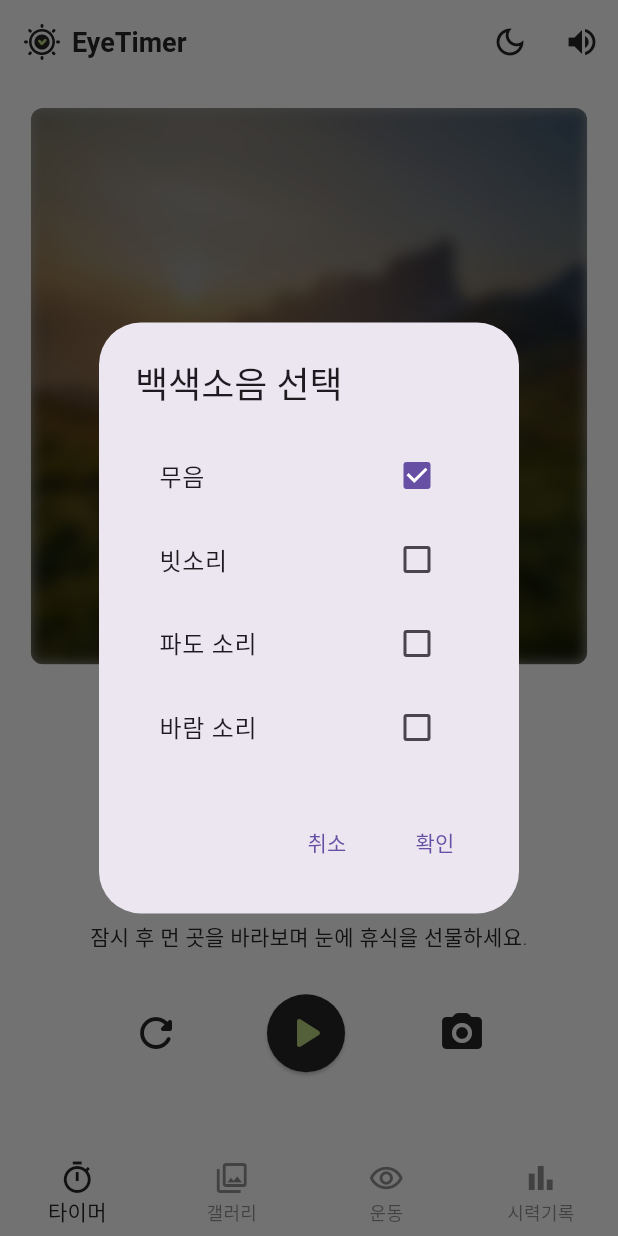
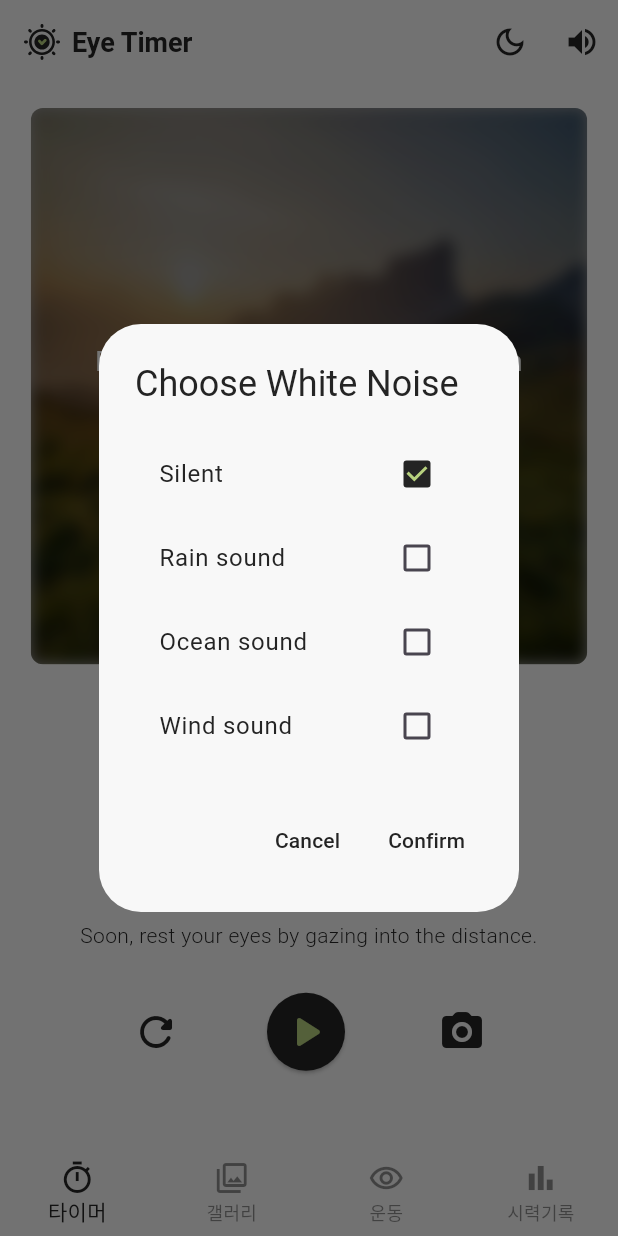
Before and after one commit to JungSeunghun/eyetimer, a Flutter app: the screen it shows after launch, after a tap on the "volume up" icon, on a phone screen of 412 x 824 dp. Run offline on Flutter 3.47's test engine with Material 3 defaults, Android fonts, the phone set to English and light mode, and no system bars; our stand-ins replace audio_service, camera, easy_localization, flutter_local_notifications, flutter_svg, go_router and 5 more; missing offline and left inert: flame, flutter_foreground_task, google_mlkit_commons, google_mlkit_face_detection; accounts and stored records are empty; Roboto replaces fonts that are missing (KoPubWorld).

Commit message:
다국어 적용중

```diff
--- a/lib/components/custom_app_bar.dart
+++ b/lib/components/custom_app_bar.dart
@@ -2,6 +2,7 @@ import 'package:flutter/material.dart';
 import 'package:flutter_svg/flutter_svg.dart';
 import 'package:provider/provider.dart';
 import 'package:shared_preferences/shared_preferences.dart';
+import 'package:easy_localization/easy_localization.dart';
 import '../providers/dark_mode_notifier.dart';
 
 class CustomAppBar extends StatelessWidget implements PreferredSizeWidget {
@@ -12,15 +13,21 @@ class CustomAppBar extends StatelessWidget implements PreferredSizeWidget {
 
   Future<void> _showWhiteNoiseDialog(BuildContext context) async {
     final prefs = await SharedPreferences.getInstance();
-    // 다이얼로그 함수 시작 시 한 번만 초기화: 없으면 기본 무음(빈 문자열)
+    // 다이얼로그 시작 시 한 번만 초기화: 없으면 기본 무음(빈 문자열)
     String selected = prefs.getString('white_noise_asset') ?? '';
     // 옵션 목록: label과 asset 경로 (무음은 빈 문자열)
     final options = [
-      {'label': '무음', 'asset': ''},
-      {'label': '빗소리', 'asset': 'assets/sounds/rain.mp3'},
-      {'label': '파도 소리', 'asset': 'assets/sounds/ocean.mp3'},
-      {'label': '바람 소리', 'asset': 'assets/sounds/wind.mp3'},
+      {'label': 'white_noise_silent'.tr(), 'asset': ''},
+      {'label': 'white_noise_rain'.tr(), 'asset': 'assets/sounds/rain.mp3'},
+      {'label': 'white_noise_ocean'.tr(), 'asset': 'assets/sounds/ocean.mp3'},
+      {'label': 'white_noise_wind'.tr(), 'asset': 'assets/sounds/wind.mp3'},
     ];
+
+    // 다이얼로그에 적용할 테마 색상 가져오기
+    final theme = Theme.of(context);
+    final backgroundColor = theme.scaffoldBackgroundColor;
+    final textColor = theme.textTheme.bodyMedium?.color ?? Colors.black;
+    final primaryColor = theme.primaryColor;
 
     await showDialog(
       context: context,
@@ -29,7 +36,11 @@ class CustomAppBar extends StatelessWidget implements PreferredSizeWidget {
         return StatefulBuilder(
           builder: (context, setState) {
             return AlertDialog(
-              title: const Text("백색소음 선택"),
+              backgroundColor: backgroundColor,
+              title: Text(
+                "white_noise_select".tr(),
+                style: TextStyle(color: textColor),
+              ),
               content: SingleChildScrollView(
                 child: Column(
                   mainAxisSize: MainAxisSize.min,
@@ -38,7 +49,9 @@ class CustomAppBar extends StatelessWidget implements PreferredSizeWidget {
                     final label = option['label']!;
                     final isSelected = selected == asset;
                     return CheckboxListTile(
-                      title: Text(label),
+                      activeColor: textColor,
+                      checkColor: primaryColor,
+                      title: Text(label, style: TextStyle(color: textColor)),
                       value: isSelected,
                       onChanged: (bool? value) {
                         setState(() {
@@ -53,14 +66,14 @@ class CustomAppBar extends StatelessWidget implements PreferredSizeWidget {
               actions: [
                 TextButton(
                   onPressed: () => Navigator.pop(context),
-                  child: const Text("취소"),
+                  child: Text("cancel".tr(), style: TextStyle(color: textColor)),
                 ),
                 TextButton(
                   onPressed: () async {
                     await prefs.setString('white_noise_asset', selected);
                     Navigator.pop(context);
                   },
-                  child: const Text("확인"),
+                  child: Text("confirm".tr(), style: TextStyle(color: textColor)),
                 ),
               ],
             );
@@ -97,7 +110,7 @@ class CustomAppBar extends StatelessWidget implements PreferredSizeWidget {
             ),
             const SizedBox(width: 8),
             Text(
-              'EyeTimer',
+              'eye_timer'.tr(), // 번역 키: JSON에 "eye_timer": "Eye Timer" / "아이 타이머" 등으로 등록
               style: TextStyle(
                 fontSize: 18,
                 fontWeight: FontWeight.w600,
--- a/lib/eye_timer_app.dart
+++ b/lib/eye_timer_app.dart
@@ -1,3 +1,4 @@
+import 'package:easy_localization/easy_localization.dart';
 import 'package:flutter/material.dart';
 import 'package:go_router/go_router.dart';
 import 'package:provider/provider.dart';
@@ -105,9 +106,13 @@ class _EyeTimerAppState extends State<EyeTimerApp>
 
         return MaterialApp.router(
           routerConfig: _router,
-          theme: interpolatedTheme, // 애니메이션 적용된 테마
+          title: 'Eye Timer',
+          theme: interpolatedTheme,
           darkTheme: _buildTheme(isDarkMode: true),
           themeMode: darkModeNotifier.isDarkMode ? ThemeMode.dark : ThemeMode.light,
+          locale: context.locale,
+          supportedLocales: context.supportedLocales,
+          localizationsDelegates: context.localizationDelegates,
         );
       },
     );
--- a/lib/features/home/components/duration_picker_dialog.dart
+++ b/lib/features/home/components/duration_picker_dialog.dart
@@ -1,4 +1,5 @@
 import 'package:flutter/material.dart';
+import 'package:easy_localization/easy_localization.dart';
 
 class DurationPickerDialog extends StatefulWidget {
   final Duration focusDuration;
@@ -38,16 +39,16 @@ class _DurationPickerDialogState extends State<DurationPickerDialog> {
     final backgroundColor = theme.scaffoldBackgroundColor; // AlertDialog 기본 배경색
 
     return AlertDialog(
-      backgroundColor: backgroundColor, // ✅ 배경색 적용
+      backgroundColor: backgroundColor,
       title: Text(
-        '시간 설정',
-        style: TextStyle(color: textColor), // ✅ 제목 색상 적용
+        'dialog_title'.tr(),
+        style: TextStyle(color: textColor),
       ),
       content: Column(
         mainAxisSize: MainAxisSize.min,
         children: [
           _buildAdjustRow(
-            label: '집중 시간',
+            label: 'focus_time_label'.tr(),
             minutes: focusMinutes,
             seconds: focusSeconds,
             onMinutesChanged: (value) => setState(() => focusMinutes = value),
@@ -56,7 +57,7 @@ class _DurationPickerDialogState extends State<DurationPickerDialog> {
           ),
           const SizedBox(height: 16),
           _buildAdjustRow(
-            label: '쉬는 시간',
+            label: 'break_time_label'.tr(),
             minutes: breakMinutes,
             seconds: breakSeconds,
             onMinutesChanged: (value) => setState(() => breakMinutes = value),
@@ -69,8 +70,8 @@ class _DurationPickerDialogState extends State<DurationPickerDialog> {
         TextButton(
           onPressed: () => Navigator.pop(context),
           child: Text(
-            '취소',
-            style: TextStyle(color: textColor), // ✅ 버튼 색상 적용
+            'cancel'.tr(),
+            style: TextStyle(color: textColor),
           ),
         ),
         TextButton(
@@ -82,8 +83,8 @@ class _DurationPickerDialogState extends State<DurationPickerDialog> {
             Navigator.pop(context);
           },
           child: Text(
-            '확인',
-            style: TextStyle(color: textColor), // ✅ 버튼 색상 적용
+            'confirm'.tr(),
+            style: TextStyle(color: textColor),
           ),
         ),
       ],
@@ -96,31 +97,31 @@ class _DurationPickerDialogState extends State<DurationPickerDialog> {
     required int seconds,
     required Function(int) onMinutesChanged,
     required Function(int) onSecondsChanged,
-    required Color textColor, // ✅ 텍스트 색상 추가
+    required Color textColor,
   }) {
     return Column(
       children: [
         Text(
           label,
-          style: TextStyle(fontSize: 18, fontWeight: FontWeight.bold, color: textColor), // ✅ 텍스트 색상 적용
+          style: TextStyle(fontSize: 18, fontWeight: FontWeight.bold, color: textColor),
         ),
         const SizedBox(height: 8),
         Row(
           mainAxisAlignment: MainAxisAlignment.spaceEvenly,
           children: [
             IconButton(
-              icon: Icon(Icons.remove, color: textColor), // ✅ 아이콘 색상 적용
+              icon: Icon(Icons.remove, color: textColor),
               onPressed: () {
                 if (minutes > 1) onMinutesChanged(minutes - 1);
               },
               splashRadius: 20,
             ),
             Text(
-              '$minutes 분',
-              style: TextStyle(fontSize: 18, color: textColor), // ✅ 텍스트 색상 적용
+              '$minutes ${'minute'.tr()}',
+              style: TextStyle(fontSize: 18, color: textColor),
             ),
             IconButton(
-              icon: Icon(Icons.add, color: textColor), // ✅ 아이콘 색상 적용
+              icon: Icon(Icons.add, color: textColor),
               onPressed: () {
                 if (minutes < 60) onMinutesChanged(minutes + 1);
               },
@@ -132,18 +133,18 @@ class _DurationPickerDialogState extends State<DurationPickerDialog> {
           mainAxisAlignment: MainAxisAlignment.spaceEvenly,
           children: [
             IconButton(
-              icon: Icon(Icons.remove, color: textColor), // ✅ 아이콘 색상 적용
+              icon: Icon(Icons.remove, color: textColor),
               onPressed: () {
                 if (seconds > 0) onSecondsChanged(seconds - 10);
               },
               splashRadius: 20,
             ),
             Text(
-              '$seconds 초',
-              style: TextStyle(fontSize: 18, color: textColor), // ✅ 텍스트 색상 적용
+              '$seconds ${'second'.tr()}',
+              style: TextStyle(fontSize: 18, color: textColor),
             ),
             IconButton(
-              icon: Icon(Icons.add, color: textColor), // ✅ 아이콘 색상 적용
+              icon: Icon(Icons.add, color: textColor),
               onPressed: () {
                 if (seconds < 50) onSecondsChanged(seconds + 10);
               },
--- a/lib/features/home/screens/home_screen.dart
+++ b/lib/features/home/screens/home_screen.dart
@@ -1,15 +1,17 @@
+import 'dart:async';
 import 'dart:io';
-import 'dart:async';
 import 'dart:isolate';
 import 'dart:ui';
+
 import 'package:audio_service/audio_service.dart';
+import 'package:easy_localization/easy_localization.dart';
 import 'package:flutter/material.dart';
+import 'package:flutter_foreground_task/flutter_foreground_task.dart';
 import 'package:flutter_local_notifications/flutter_local_notifications.dart';
 import 'package:image_picker/image_picker.dart';
 import 'package:path_provider/path_provider.dart';
 import 'package:provider/provider.dart';
 import 'package:shared_preferences/shared_preferences.dart';
-import 'package:flutter_foreground_task/flutter_foreground_task.dart';
 
 import '../../../audio_player_task.dart';
 import '../components/control_buttons.dart';
@@ -36,22 +38,13 @@ class HomeScreen extends StatefulWidget {
 }
 
 class _HomeScreenState extends State<HomeScreen> {
-  // UI용 텍스트 및 상수
-  final String focusModeText = '지금은 나를 위한 시간이에요.';
-  final String breakModeText = '잠깐 쉬면서 하늘을 올려다볼까요.';
-  final String noPhotosMessage =
-      '먼 곳의 풍경을 바라보며\n사진으로 기록해보세요.';
-  final String beforeStartText =
-      '잠시 후 먼 곳을 바라보며 눈에 휴식을 선물하세요.';
-
-  static const String focusTitle = '집중 시간';
-
+  // SharedPreferences 키
   static const String focusDurationMinutesKey = 'focusDuration_minutes';
   static const String focusDurationSecondsKey = 'focusDuration_seconds';
   static const String breakDurationMinutesKey = 'breakDuration_minutes';
   static const String breakDurationSecondsKey = 'breakDuration_seconds';
 
-  // 타이머 설정 (UI 표시용; 실제 타이머는 백그라운드에서 관리)
+  // 기본 타이머 값
   Duration focusDuration = const Duration(minutes: 20);
   Duration breakDuration = const Duration(minutes: 5);
   Duration currentDuration = const Duration(minutes: 20);
@@ -70,7 +63,7 @@ class _HomeScreenState extends State<HomeScreen> {
   StreamSubscription<dynamic>? _taskDataSubscription;
   late ReceivePort _receivePort;
 
-  AudioHandler? _audioHandler; // AudioHandler를 저장할 변수
+  AudioHandler? _audioHandler;
 
   @override
   void initState() {
@@ -78,11 +71,9 @@ class _HomeScreenState extends State<HomeScreen> {
     _loadDurations();
     _loadTodayPhotos();
 
-    // ReceivePort 생성 및 등록
     _receivePort = ReceivePort();
     IsolateNameServer.registerPortWithName(_receivePort.sendPort, "timer_port");
 
-    // 백그라운드 태스크에서 보내는 데이터를 수신하여 타이머 UI 업데이트
     _taskDataSubscription = _receivePort.listen((data) {
       if (data is int) {
         setState(() {
@@ -97,7 +88,7 @@ class _HomeScreenState extends State<HomeScreen> {
     _taskDataSubscription?.cancel();
     IsolateNameServer.removePortNameMapping("timer_port");
     FlutterForegroundTask.stopService();
-    _stopWhiteNoise(); // 정지 시 _audioHandler를 null로 설정하지 않음
+    _stopWhiteNoise();
     super.dispose();
   }
 
@@ -131,7 +122,11 @@ class _HomeScreenState extends State<HomeScreen> {
     });
     for (var photo in todayPhotos) {
       precacheImage(
-        ResizeImage(FileImage(File(photo.filePath)), width: 512, height: 512),
+        ResizeImage(
+          FileImage(File(photo.filePath)),
+          width: 512,
+          height: 512,
+        ),
         context,
       );
     }
@@ -152,20 +147,20 @@ class _HomeScreenState extends State<HomeScreen> {
         final File tempFile = File(photo.path);
         await tempFile.copy(newPath);
 
-        // Memo 입력 스크린으로 전환하여 메모 입력받기
         final memo = await Navigator.push<String?>(
           context,
           MaterialPageRoute(
-            builder: (context) => MemoInputScreen(
-              photoPath: newPath,
-            ),
+            builder: (context) => MemoInputScreen(photoPath: newPath),
           ),
         );
 
-        final photoProvider =
-        Provider.of<PhotoProvider>(context, listen: false);
+        final photoProvider = Provider.of<PhotoProvider>(context, listen: false);
         final newPhoto = Photo(
-            id: null, filePath: newPath, timestamp: timestamp, memo: memo);
+          id: null,
+          filePath: newPath,
+          timestamp: timestamp,
+          memo: memo,
+        );
         await _photoService.savePhoto(newPath, timestamp, memo);
         photoProvider.addPhoto(newPhoto);
         await photoProvider.loadAllPhotos();
@@ -175,21 +170,20 @@ class _HomeScreenState extends State<HomeScreen> {
     }
   }
 
-  String _getWhiteNoiseTitle(String assetPath) {
-    if (assetPath.contains('rain')) return '빗소리';
-    if (assetPath.contains('ocean')) return '파도 소리';
-    if (assetPath.contains('wind')) return '바람 소리';
-    return '백색소음';
+  // 백색소음 제목도 번역 키를 사용하도록 변경 (BuildContext 전달)
+  String _getWhiteNoiseTitle(BuildContext context, String assetPath) {
+    if (assetPath.contains('rain')) return 'white_noise_rain'.tr();
+    if (assetPath.contains('ocean')) return 'white_noise_ocean'.tr();
+    if (assetPath.contains('wind')) return 'white_noise_wind'.tr();
+    return 'white_noise_default'.tr();
   }
 
-  Future<void> _startWhiteNoise() async {
+  Future<void> _startWhiteNoise(BuildContext context) async {
     final prefs = await SharedPreferences.getInstance();
     final assetPath = prefs.getString('white_noise_asset') ?? '';
     if (assetPath.isEmpty) {
-      // 무음 선택 시 재생하지 않음
       return;
     }
-    // _audioHandler가 null인 경우에만 AudioService를 초기화합니다.
     if (_audioHandler == null) {
       _audioHandler = await AudioService.init(
         builder: () => MyAudioHandler(),
@@ -202,21 +196,17 @@ class _HomeScreenState extends State<HomeScreen> {
         ),
       );
     }
-    // 현재 _audioHandler에 설정된 MediaItem을 확인합니다.
     final currentMediaItem = _audioHandler!.mediaItem.value;
-    // 만약 현재 MediaItem이 없거나, asset 경로가 다르면 새 MediaItem으로 업데이트합니다.
     if (currentMediaItem == null || currentMediaItem.id != assetPath) {
       final mediaItem = MediaItem(
-        id: assetPath, // 예: "assets/sounds/rain.mp3"
+        id: assetPath,
         album: "White Noise",
-        title: _getWhiteNoiseTitle(assetPath),
+        title: _getWhiteNoiseTitle(context, assetPath),
       );
       await _audioHandler!.updateMediaItem(mediaItem);
     }
-    // play() 호출: 일시정지 상태라면 기존 위치에서 재생되고, 정지 후에는 처음부터 재생됩니다.
     await _audioHandler!.play();
   }
-
 
   Future<void> _pauseWhiteNoise() async {
     if (_audioHandler != null &&
@@ -239,19 +229,21 @@ class _HomeScreenState extends State<HomeScreen> {
     }
   }
 
+  // _getNotificationMessage 함수는 번역 키를 이용하여 메시지를 반환합니다.
   String _getNotificationMessage(Duration duration) {
-    final minutes = duration.inMinutes;
-    final seconds = duration.inSeconds % 60;
-    return (seconds > 0)
-        ? '$minutes분 $seconds초 뒤, 눈이 편안해질 수 있도록 알려드릴게요.'
-        : '$minutes분 뒤, 눈이 편안해질 수 있도록 알려드릴게요.';
+    final minutes = duration.inMinutes.toString();
+    final seconds = (duration.inSeconds % 60).toString();
+    if (int.parse(seconds) > 0) {
+      return 'notification_template_with_seconds'.tr(args: [minutes, seconds]);
+    } else {
+      return 'notification_template_without_seconds'.tr(args: [minutes]);
+    }
   }
 
-  // Foreground Service 시작
   void _startForegroundService() async {
     if (isServiceRunning) return;
     await FlutterForegroundTask.startService(
-      notificationTitle: focusTitle,
+      notificationTitle: 'focus_title'.tr(),
       notificationText: _getNotificationMessage(currentDuration),
       callback: startCallback,
     );
@@ -259,8 +251,7 @@ class _HomeScreenState extends State<HomeScreen> {
       isServiceRunning = true;
       isPaused = false;
     });
-
-    await _startWhiteNoise();
+    await _startWhiteNoise(context);
   }
 
   void _pauseForegroundService() {
@@ -281,7 +272,6 @@ class _HomeScreenState extends State<HomeScreen> {
     _resumeWhiteNoise();
   }
 
-  // 정지: 서비스 종료
   void _stopForegroundService() async {
     if (!isServiceRunning) return;
     await FlutterForegroundTask.stopService();
@@ -310,6 +300,13 @@ class _HomeScreenState extends State<HomeScreen> {
       ),
     );
   }
+
+  // 번역 키를 사용하는 getter들
+  String get focusModeText => 'focus_mode_text'.tr();
+  String get breakModeText => 'break_mode_text'.tr();
+  String get noPhotosMessage => 'no_photos_message'.tr();
+  String get beforeStartText => 'before_start_text'.tr();
+  String get focusTitle => 'focus_title'.tr();
 
   @override
   Widget build(BuildContext context) {
--- a/lib/main.dart
+++ b/lib/main.dart
@@ -1,15 +1,15 @@
 import 'package:EyeTimer/providers/photo_provider.dart';
-import 'package:audio_service/audio_service.dart';
+import 'package:easy_localization/easy_localization.dart';
 import 'package:flutter/material.dart';
 import 'package:flutter_foreground_task/flutter_foreground_task.dart';
 import 'package:provider/provider.dart';
-import 'audio_player_task.dart';
-import 'my_foreground_task_handler.dart';
 import 'providers/dark_mode_notifier.dart';
 import 'eye_timer_app.dart';
 
 Future<void> main() async {
   WidgetsFlutterBinding.ensureInitialized();
+  await EasyLocalization.ensureInitialized();
+
   final darkModeNotifier = DarkModeNotifier();
   await darkModeNotifier.initialize();
 
@@ -24,7 +24,7 @@ Future<void> main() async {
       showBadge: true,
       showWhen: true,
       playSound: false,
-      onlyAlertOnce: true
+      onlyAlertOnce: true,
     ),
     iosNotificationOptions: const IOSNotificationOptions(
       showNotification: true,
@@ -38,12 +38,17 @@ Future<void> main() async {
   );
 
   runApp(
-    MultiProvider(
-      providers: [
-        ChangeNotifierProvider(create: (_) => darkModeNotifier),
-        ChangeNotifierProvider(create: (_) => PhotoProvider()),
-      ],
-      child: EyeTimerApp(),
+    EasyLocalization(
+      supportedLocales: const [Locale('en'), Locale('ko')],
+      path: 'assets/translations', // 번역 파일 위치
+      fallbackLocale: const Locale('en'),
+      child: MultiProvider(
+        providers: [
+          ChangeNotifierProvider(create: (_) => darkModeNotifier),
+          ChangeNotifierProvider(create: (_) => PhotoProvider()),
+        ],
+        child: EyeTimerApp(),
+      ),
     ),
   );
 }
--- a/pubspec.yaml
+++ b/pubspec.yaml
@@ -37,7 +37,7 @@ dependencies:
   shared_preferences: ^2.4.0
   flutter_local_notifications: ^18.0.1
   permission_handler: ^11.3.1
-  intl: ^0.20.2
+  intl: ^0.19.0
   image_picker: ^1.1.2
   go_router: ^14.7.1
   sqflite: ^2.4.1
@@ -51,6 +51,7 @@ dependencies:
   flutter_foreground_task: ^8.17.0
   just_audio: ^0.9.46
   audio_service: ^0.18.17
+  easy_localization: ^3.0.7+1
 
 dev_dependencies:
   flutter_test:
@@ -80,6 +81,8 @@ flutter:
     - assets/fonts/
     - assets/logos/
     - assets/sounds/
+    - assets/translations/
+
   # To add assets to your application, add an assets section, like this:
   # assets:
   #   - images/a_dot_burr.jpeg
```
Also changed, not shown: assets/translations/en.json (added, +28 -0 lines), assets/translations/ko.json (added, +28 -0 lines), lib/constants/constants.dart (added, +46 -0 lines), pubspec.lock.
